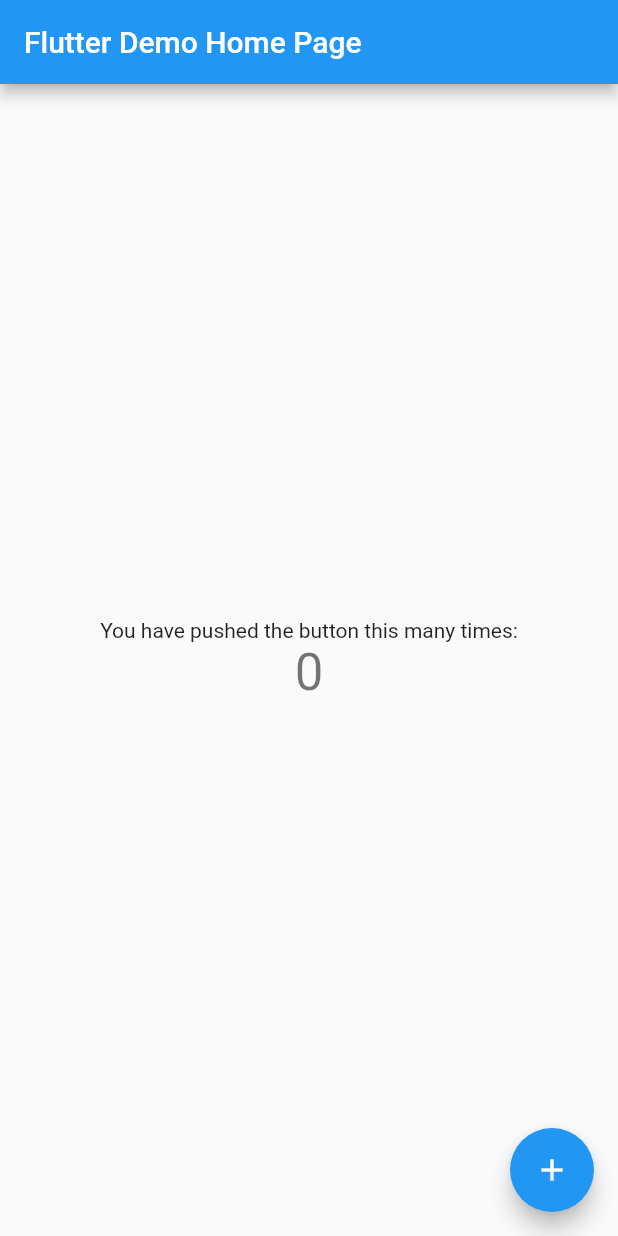
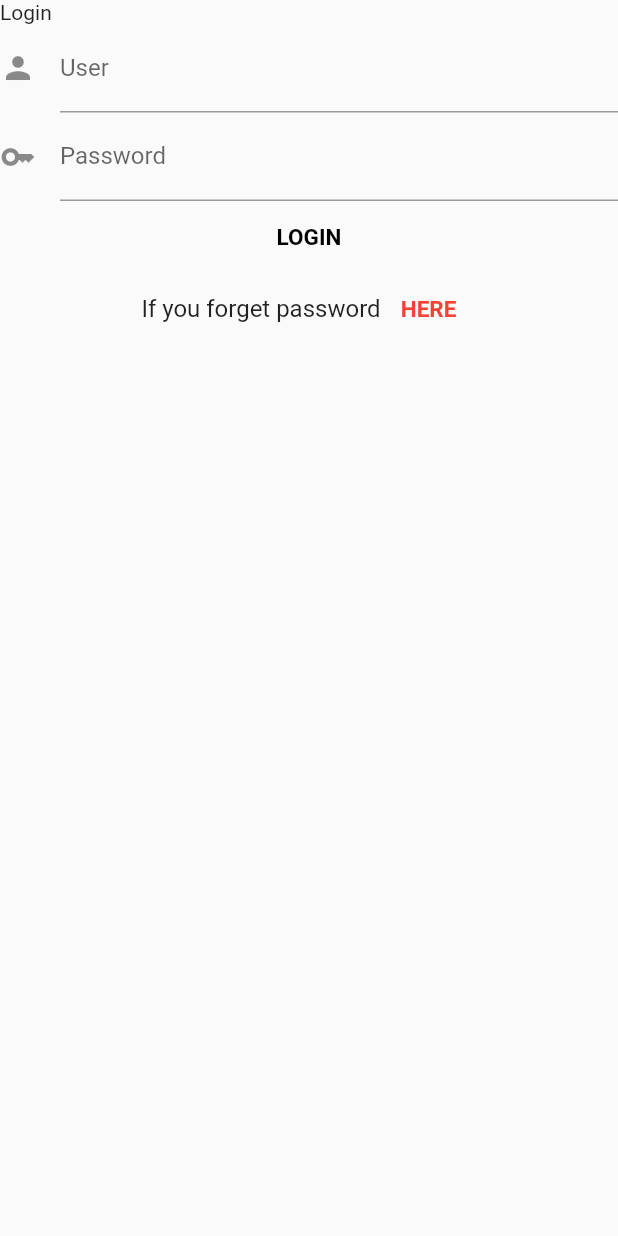
Before and after one commit to Thongek-wpm/flutter_application_login, a Flutter app: the screen it shows after launch, on a phone screen of 412 x 824 dp. Run offline on Flutter 3.47's test engine with Material 2 defaults, Android fonts, the phone set to English and light mode, and no system bars.

Commit message:
updata LoginUi

```diff
--- a/lib/main.dart
+++ b/lib/main.dart
@@ -1,115 +1,11 @@
 import 'package:flutter/material.dart';
+import 'package:flutter_application_foods/screens/login_ui.dart';
 
-void main() {
-  runApp(const MyApp());
+void main(List<String> args) {
+  runApp(
+    const MaterialApp(
+      debugShowCheckedModeBanner: false,
+      home: LoginUi(),
+    ),
+  );
 }
-
-class MyApp extends StatelessWidget {
-  const MyApp({super.key});
-
-  // This widget is the root of your application.
-  @override
-  Widget build(BuildContext context) {
-    return MaterialApp(
-      title: 'Flutter Demo',
-      theme: ThemeData(
-        // This is the theme of your application.
-        //
-        // Try running your application with "flutter run". You'll see the
-        // application has a blue toolbar. Then, without quitting the app, try
-        // changing the primarySwatch below to Colors.green and then invoke
-        // "hot reload" (press "r" in the console where you ran "flutter run",
-        // or simply save your changes to "hot reload" in a Flutter IDE).
-        // Notice that the counter didn't reset back to zero; the application
-        // is not restarted.
-        primarySwatch: Colors.blue,
-      ),
-      home: const MyHomePage(title: 'Flutter Demo Home Page'),
-    );
-  }
-}
-
-class MyHomePage extends StatefulWidget {
-  const MyHomePage({super.key, required this.title});
-
-  // This widget is the home page of your application. It is stateful, meaning
-  // that it has a State object (defined below) that contains fields that affect
-  // how it looks.
-
-  // This class is the configuration for the state. It holds the values (in this
-  // case the title) provided by the parent (in this case the App widget) and
-  // used by the build method of the State. Fields in a Widget subclass are
-  // always marked "final".
-
-  final String title;
-
-  @override
-  State<MyHomePage> createState() => _MyHomePageState();
-}
-
-class _MyHomePageState extends State<MyHomePage> {
-  int _counter = 0;
-
-  void _incrementCounter() {
-    setState(() {
-      // This call to setState tells the Flutter framework that something has
-      // changed in this State, which causes it to rerun the build method below
-      // so that the display can reflect the updated values. If we changed
-      // _counter without calling setState(), then the build method would not be
-      // called again, and so nothing would appear to happen.
-      _counter++;
-    });
-  }
-
-  @override
-  Widget build(BuildContext context) {
-    // This method is rerun every time setState is called, for instance as done
-    // by the _incrementCounter method above.
-    //
-    // The Flutter framework has been optimized to make rerunning build methods
-    // fast, so that you can just rebuild anything that needs updating rather
-    // than having to individually change instances of widgets.
-    return Scaffold(
-      appBar: AppBar(
-        // Here we take the value from the MyHomePage object that was created by
-        // the App.build method, and use it to set our appbar title.
-        title: Text(widget.title),
-      ),
-      body: Center(
-        // Center is a layout widget. It takes a single child and positions it
-        // in the middle of the parent.
-        child: Column(
-          // Column is also a layout widget. It takes a list of children and
-          // arranges them vertically. By default, it sizes itself to fit its
-          // children horizontally, and tries to be as tall as its parent.
-          //
-          // Invoke "debug painting" (press "p" in the console, choose the
-          // "Toggle Debug Paint" action from the Flutter Inspector in Android
-          // Studio, or the "Toggle Debug Paint" command in Visual Studio Code)
-          // to see the wireframe for each widget.
-          //
-          // Column has various properties to control how it sizes itself and
-          // how it positions its children. Here we use mainAxisAlignment to
-          // center the children vertically; the main axis here is the vertical
-          // axis because Columns are vertical (the cross axis would be
-          // horizontal).
-          mainAxisAlignment: MainAxisAlignment.center,
-          children: <Widget>[
-            const Text(
-              'You have pushed the button this many times:',
-            ),
-            Text(
-              '$_counter',
-              style: Theme.of(context).textTheme.headline4,
-            ),
-          ],
-        ),
-      ),
-      floatingActionButton: FloatingActionButton(
-        onPressed: _incrementCounter,
-        tooltip: 'Increment',
-        child: const Icon(Icons.add),
-      ), // This trailing comma makes auto-formatting nicer for build methods.
-    );
-  }
-}
--- /dev/null
+++ b/lib/screens/login_ui.dart
@@ -0,0 +1,73 @@
+import 'package:flutter/material.dart';
+
+class LoginUi extends StatefulWidget {
+  const LoginUi({super.key});
+
+  @override
+  State<LoginUi> createState() => _LoginUiState();
+}
+
+class _LoginUiState extends State<LoginUi> {
+  final TextEditingController usernameCon = TextEditingController(text: '');
+  final TextEditingController passwordCon = TextEditingController(text: '');
+  @override
+  Widget build(BuildContext context) {
+    return Scaffold(
+      body: ListView(
+        children: <Widget>[
+          Text("Login"),
+          // this's TextField User
+          TextField(
+            controller: usernameCon,
+            decoration: InputDecoration(
+              labelText: "User",
+              hintText: "Enter User",
+              icon: Icon(Icons.person),
+            ),
+          ),
+          // TextField Password
+          TextField(
+            controller: passwordCon,
+            decoration: InputDecoration(
+              labelText: "Password",
+              hintText: "Enter Password",
+              icon: Icon(Icons.key),
+            ),
+          ),
+          // this's button for Login to homeUi
+          TextButton(
+            onPressed: () {},
+            child: Text(
+              "LOGIN",
+              style: TextStyle(
+                color: Colors.black,
+                fontSize: 15,
+                fontWeight: FontWeight.bold,
+              ),
+            ),
+          ),
+          Row(
+            mainAxisAlignment: MainAxisAlignment.center,
+            crossAxisAlignment: CrossAxisAlignment.center,
+            children: [
+              Text(
+                "If you forget password",
+                style: TextStyle(fontSize: 16),
+              ),
+              TextButton(
+                onPressed: () {},
+                child: Text(
+                  "HERE",
+                  style: TextStyle(
+                      color: Colors.red,
+                      fontSize: 15,
+                      fontWeight: FontWeight.bold),
+                ),
+              ),
+            ],
+          ),
+        ],
+      ),
+    );
+  }
+}
```
